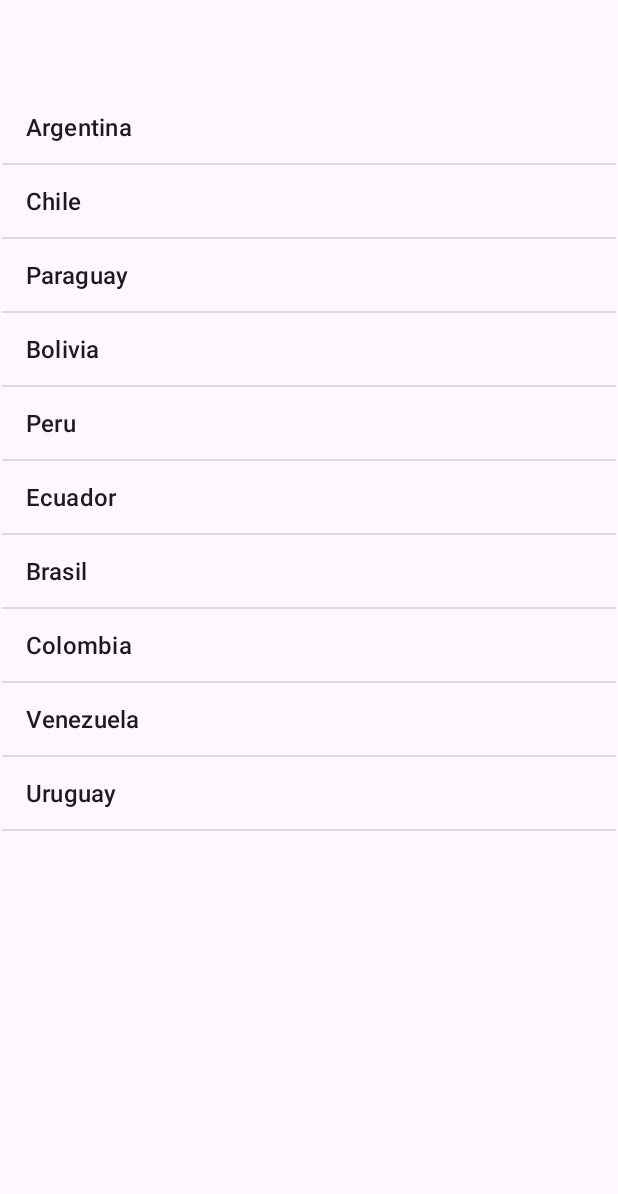
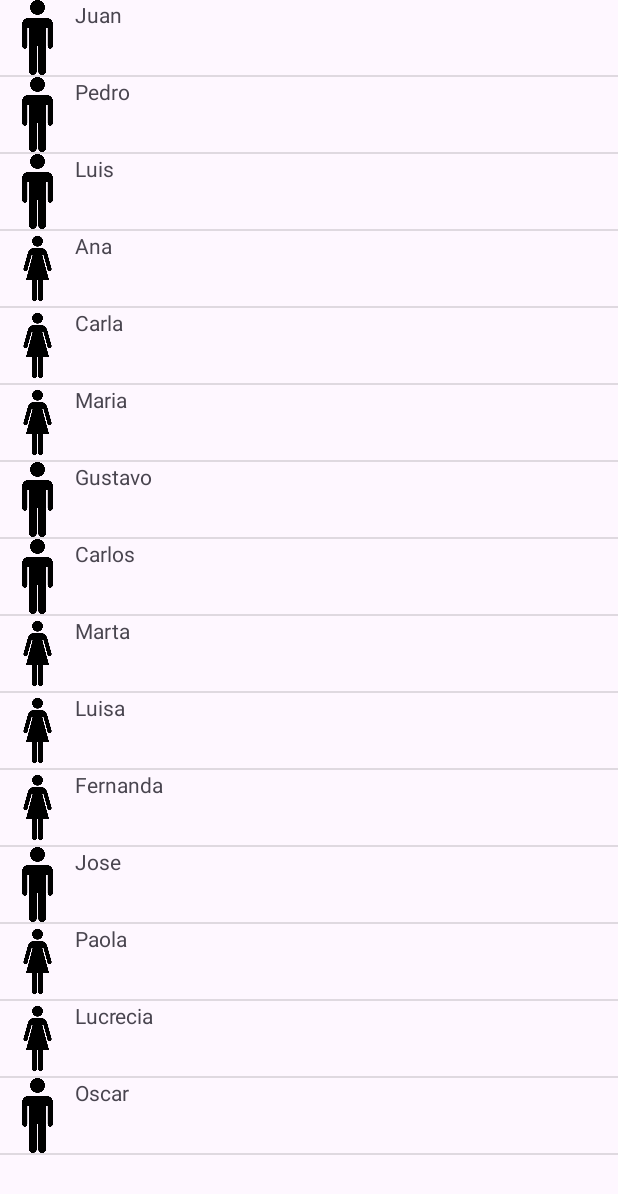
Before and after one commit to elazaroo/androidFirstApp, an Android app: the screen it shows after launch (MainActivity), on a phone screen of 412 x 824 dp. Shown: the top 1194 px of the screen. Run offline under Robolectric (Android 15) with nearby library versions, the phone set to English and light mode, and no system bars.

Commit message:
Added list icons and etc

```diff
--- a/app/src/main/java/com/example/androidfirstapp/MainActivity.java
+++ b/app/src/main/java/com/example/androidfirstapp/MainActivity.java
@@ -1,44 +1,69 @@
 package com.example.androidfirstapp;
 
 import android.os.Bundle;
+import android.view.LayoutInflater;
 import android.view.View;
-import android.widget.AdapterView;
+import android.view.ViewGroup;
 import android.widget.ArrayAdapter;
+import android.widget.ImageView;
 import android.widget.ListView;
 import android.widget.TextView;
+import androidx.appcompat.app.AppCompatActivity;
 
-import androidx.activity.EdgeToEdge;
-import androidx.appcompat.app.AppCompatActivity;
-import androidx.core.graphics.Insets;
-import androidx.core.view.ViewCompat;
-import androidx.core.view.WindowInsetsCompat;
+import java.util.ArrayList;
 
 public class MainActivity extends AppCompatActivity {
-    private String[] countries = { "Argentina", "Chile", "Paraguay", "Bolivia",
-            "Peru", "Ecuador", "Brasil", "Colombia", "Venezuela", "Uruguay" };
-    private String[] inhabitants = { "40000000", "17000000", "6500000",
-            "10000000", "30000000", "14000000", "183000000", "44000000",
-            "29000000", "3500000" };
-    private TextView tv1;
-    private ListView lv1;
+    private ArrayList<Person> listPersons;
 
     @Override
     protected void onCreate(Bundle savedInstanceState) {
         super.onCreate(savedInstanceState);
-        EdgeToEdge.enable(this);
         setContentView(R.layout.activity_main);
 
-        tv1=findViewById(R.id.tv1);
-        lv1=findViewById(R.id.list1);
+        listPersons = new ArrayList<>();
+        listPersons.add(new Person("Juan", 'm'));
+        listPersons.add(new Person("Pedro", 'm'));
+        listPersons.add(new Person("Luis", 'm'));
+        listPersons.add(new Person("Ana", 'f'));
+        listPersons.add(new Person("Carla", 'f'));
+        listPersons.add(new Person("Maria", 'f'));
+        listPersons.add(new Person("Gustavo", 'm'));
+        listPersons.add(new Person("Carlos", 'm'));
+        listPersons.add(new Person("Marta", 'f'));
+        listPersons.add(new Person("Luisa", 'f'));
+        listPersons.add(new Person("Fernanda", 'f'));
+        listPersons.add(new Person("Jose", 'm'));
+        listPersons.add(new Person("Paola", 'f'));
+        listPersons.add(new Person("Lucrecia", 'f'));
+        listPersons.add(new Person("Oscar", 'm'));
 
-        ArrayAdapter<String> adapter = new ArrayAdapter<String>(this,android.R.layout.simple_list_item_1, countries);
+        AdapterPersons adapter = new AdapterPersons(this);
+        ListView lv1 = findViewById(R.id.list1);
         lv1.setAdapter(adapter);
+    }
 
-        lv1.setOnItemClickListener(new AdapterView.OnItemClickListener() {
-            @Override
-            public void onItemClick(AdapterView adapterView, View view, int i, long l) {
-                tv1.setText("Población de "+ lv1.getItemAtPosition(i) + " es "+ inhabitants[i]);
-            }
-        });
+    class AdapterPersons extends ArrayAdapter<Person> {
+
+        AppCompatActivity appCompatActivity;
+
+        AdapterPersons(AppCompatActivity context) {
+            super(context, R.layout.person, listPersons);
+            appCompatActivity = context;
+        }
+
+        public View getView(int position, View convertView, ViewGroup parent) {
+            LayoutInflater inflater = appCompatActivity.getLayoutInflater();
+            View item = inflater.inflate(R.layout.person, null);
+
+            TextView textView1 = item.findViewById(R.id.textView);
+            textView1.setText(listPersons.get(position).getName());
+
+            ImageView imageView1 = item.findViewById(R.id.imageView);
+            if (listPersons.get(position).getGender() == 'm')
+                imageView1.setImageResource(R.mipmap.hombre);
+            else
+                imageView1.setImageResource(R.mipmap.mujer);
+            return item;
+        }
     }
 }
--- /dev/null
+++ b/app/src/main/java/com/example/androidfirstapp/Person.java
@@ -0,0 +1,19 @@
+package com.example.androidfirstapp;
+
+public class Person {
+    private String name;
+    private char gender;
+
+    public Person(String name, char gender) {
+        this.name = name;
+        this.gender = gender;
+    }
+
+    public String getName() {
+        return name;
+    }
+
+    public char getGender() {
+        return gender;
+    }
+}
--- a/app/src/main/res/layout/activity_main.xml
+++ b/app/src/main/res/layout/activity_main.xml
@@ -1,27 +1,11 @@
 <?xml version="1.0" encoding="utf-8"?>
-<androidx.constraintlayout.widget.ConstraintLayout xmlns:android="http://schemas.android.com/apk/res/android"
-    xmlns:app="http://schemas.android.com/apk/res-auto"
-    xmlns:tools="http://schemas.android.com/tools"
-    android:id="@+id/main"
+<LinearLayout xmlns:android="http://schemas.android.com/apk/res/android"
     android:layout_width="match_parent"
     android:layout_height="match_parent"
-    tools:context=".MainActivity">
-
-    <TextView
-        android:id="@+id/tv1"
-        android:layout_width="match_parent"
-        android:layout_height="wrap_content"
-        android:layout_marginTop="40dp"
-        android:textAlignment="center"
-        app:layout_constraintStart_toStartOf="parent"
-        app:layout_constraintTop_toTopOf="parent" />
+    android:orientation="vertical">
 
     <ListView
         android:id="@+id/list1"
-        android:layout_width="409dp"
-        android:layout_height="701dp"
-        android:layout_marginStart="1dp"
-        android:layout_marginTop="1dp"
-        app:layout_constraintStart_toStartOf="parent"
-        app:layout_constraintTop_toBottomOf="@+id/tv1" />
-</androidx.constraintlayout.widget.ConstraintLayout>
+        android:layout_width="match_parent"
+        android:layout_height="match_parent" />
+</LinearLayout>
--- /dev/null
+++ b/app/src/main/res/layout/person.xml
@@ -0,0 +1,19 @@
+<?xml version="1.0" encoding="utf-8"?>
+<LinearLayout xmlns:android="http://schemas.android.com/apk/res/android"
+    xmlns:tools="http://schemas.android.com/tools"
+    android:layout_width="match_parent"
+    android:layout_height="match_parent">
+
+    <ImageView
+        android:id="@+id/imageView"
+        android:layout_width="50dp"
+        android:layout_height="50dp" />
+
+    <TextView
+        android:id="@+id/textView"
+        android:layout_width="wrap_content"
+        android:layout_height="wrap_content"
+        android:layout_weight="1"
+        tools:ignore="DuplicateIds" />
+
+</LinearLayout>
```
Also changed, not shown: app/src/main/res/mipmap-hdpi/hombre.png (added), app/src/main/res/mipmap-hdpi/mujer.png (added).
